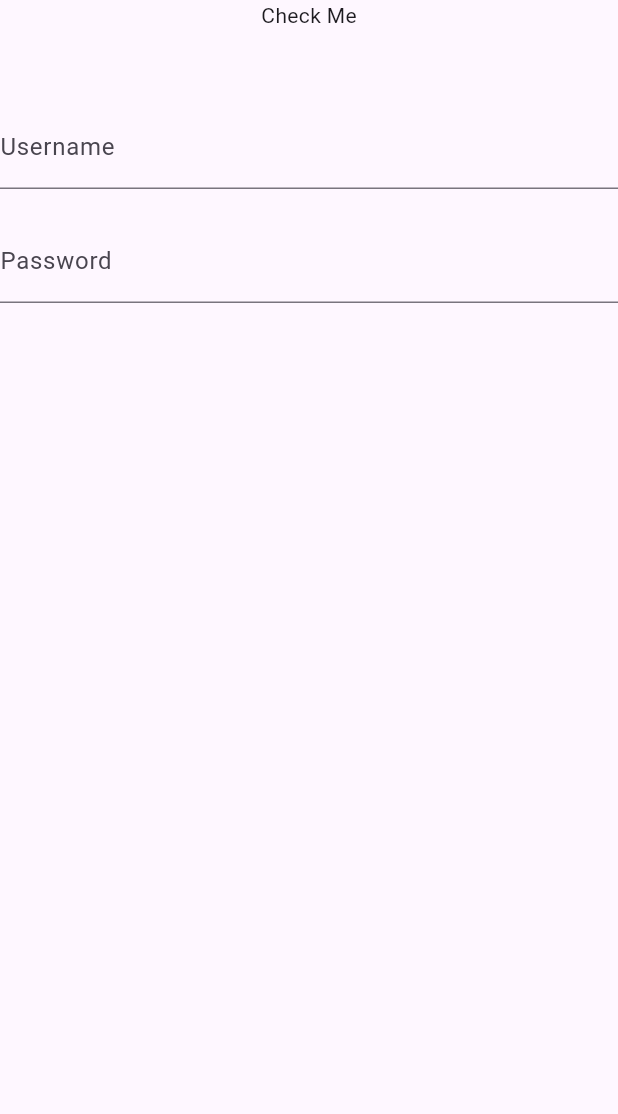
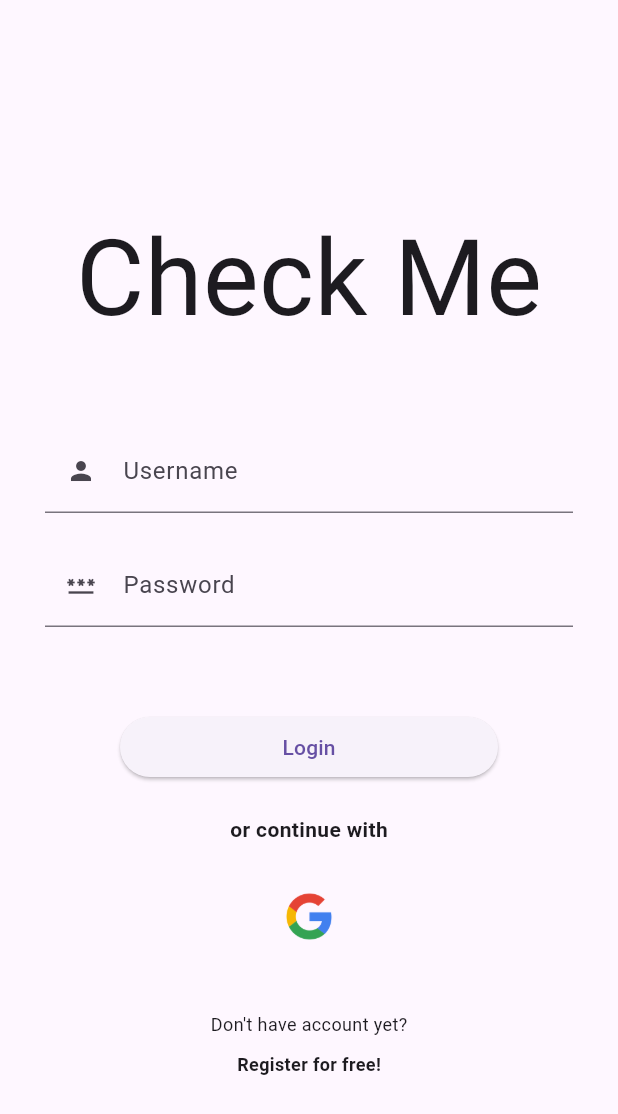
Before and after one commit to B1gdawg0/checkmeApp, a Flutter app: the screen it shows after launch, on a phone screen of 412 x 824 dp. Shown: the top 1114 px of the screen. Run offline on Flutter 3.47's test engine with Material 3 defaults, Android fonts, the phone set to English and light mode, and no system bars; our stand-ins replace firebase_auth, firebase_core; accounts and stored records are empty.

Commit message:
full display of login. link page alittle bit

```diff
--- a/lib/login.dart
+++ b/lib/login.dart
@@ -9,28 +9,108 @@ class Login extends StatefulWidget{
 
 
 class _Login extends State<Login>{
+  var _KeyForm = GlobalKey<FormState>();
+  var userEditController = TextEditingController();
+  var passwordEditController = TextEditingController();
+
   @override
   Widget build(BuildContext context) {
     return Scaffold(
+      appBar: AppBar(),
       body: Center(
+        child: Container(margin: const EdgeInsets.all(30.0),
         child: Column(
         children: [
-          const Text("Check Me"),
           const SizedBox(height: 50,),
+
+          const Text("Check Me",style: TextStyle(
+            fontSize: 70
+          ),),
+
+          const SizedBox(height: 50,),
+
+          Form(
+            key: _KeyForm,
+            child: Column(
+              children: [
                 TextFormField(
+                  controller: userEditController,
+                  validator: (value) {
+                    if(value == null || value.isEmpty) return "User must not be empty";
+                    else if(value.length < 6) return "Username must longer than 5 character";
+                  },
                   decoration: const InputDecoration(
+                    prefixIcon: Icon(Icons.person,size: 20,),
                     labelText: "Username"
                   ),
                 ),
                 const SizedBox(height: 20,),
+
                 TextFormField(
+                  controller: passwordEditController,
+                  validator: (value){
+                    if(value == null || value.isEmpty) return "Password must not be empty";
+                    else if(value.length < 6) return "Password must longer than 5 character";
+                  },
                   decoration: const InputDecoration(
+                    prefixIcon: Icon(Icons.password,size: 20,),
                     labelText: "Password"
                   ),
                 ),
-        ],
+                const SizedBox(height: 50,),
+
+                Container(
+                  padding: const EdgeInsets.fromLTRB(50,10,50,10),
+                  child: SizedBox(
+                    width: 300,
+                    height: 40,
+                    child: ElevatedButton(
+                    onPressed:() {
+                      if(_KeyForm.currentState!.validate()){
+                        var user = userEditController.text;
+                        var password = passwordEditController.text;
+
+                        // This should be login if else statement !(here (1))
+
+                        print("$user $password");
+
+                        Navigator.pushReplacementNamed(context, "./mappage");
+                      }
+                    },
+                    child: const Text("Login"),
                   ),
                   )
-    );
+
+                ),
+                const SizedBox(height: 15,),
+
+                const Text("or continue with", style: TextStyle(fontWeight: FontWeight.w600),),
+
+                const SizedBox(height: 15,),
+
+                TextButton(
+                  onPressed: (){},
+                  child: Container(
+                      width: 50,
+                      height: 50,
+                      child: Image.asset("assets/images/googleicon.webp"),
+                    )),
+
+                    const SizedBox(height: 30,),
+
+
+                    const Text("Don't have account yet?", style: TextStyle(fontSize: 12),),
+                    const SizedBox(height: 10,),
+                    InkWell(
+                      onTap: () => Navigator.pushNamed(context, "./register"),
+                      child: const Text("Register for free!", style: TextStyle(fontWeight: FontWeight.w700, fontSize: 12),),
+                    )
+              ]
+              ),
+            ),
+
+        ],
+      ),)
+    ));
   }
 }
--- a/lib/main.dart
+++ b/lib/main.dart
@@ -1,5 +1,7 @@
 import 'package:checkme/dataController.dart';
 import 'package:checkme/login.dart';
+import 'package:checkme/mappage.dart';
+import 'package:checkme/register.dart';
 import 'package:flutter/material.dart';
 import 'package:firebase_core/firebase_core.dart';
 import 'package:provider/provider.dart';
@@ -12,6 +14,8 @@ Widget CheckMeSetUp(){
     initialRoute: "./",
     routes: {
       "./":(context) => Login(),
+      "./register":(context) => Register(),
+      "./mappage":(context)=> Mappage(),
     },
   );
 }
--- /dev/null
+++ b/lib/register.dart
@@ -0,0 +1,10 @@
+import 'package:flutter/material.dart';
+
+class Register extends StatelessWidget {
+  Register({super.key});
+
+  @override
+  Widget build(BuildContext context) {
+    return Scaffold(appBar: AppBar(title: Text("#Register"),),);
+  }
+}
--- a/pubspec.yaml
+++ b/pubspec.yaml
@@ -56,6 +56,9 @@ dev_dependencies:
 # The following section is specific to Flutter packages.
 flutter:
 
+  assets:
+    - assets/images/googleicon.webp
+
   # The following line ensures that the Material Icons font is
   # included with your application, so that you can use the icons in
   # the material Icons class.
```
Also changed, not shown: lib/mappage.dart (added, +16 -0 lines), assets/images/googleicon.webp (added), 3 other files. Lines whose indentation alone changed are shown as unchanged.
